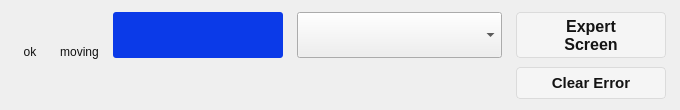
pcdshub/pcdswidgets, file pcdswidgets/ui/motion/common/motor_state_mover.ui: the form before one commit.
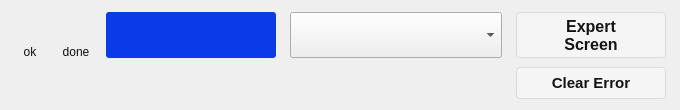
The form after the commit. Custom widgets are drawn as their Qt base class.

Commit message:
FIX: default moving-LED label to "done" (busy=false state)
The static label under the moving LED read "moving" until the BUSY_RBV
channel first updated. Default it to "done" so it matches the busy=false
state on load; the runtime toggle still flips it to "moving" when busy
is set.

What changed in the file:
```diff
--- a/pcdswidgets/ui/motion/common/motor_state_mover.ui
+++ b/pcdswidgets/ui/motion/common/motor_state_mover.ui
@@ -276,7 +276,7 @@
               <string>color: rgb(17, 17, 17); background: transparent;</string>
              </property>
              <property name="text">
-              <string>moving</string>
+              <string>done</string>
              </property>
              <property name="alignment">
               <set>Qt::AlignCenter</set>
```
The commit also changes 1 other file.
